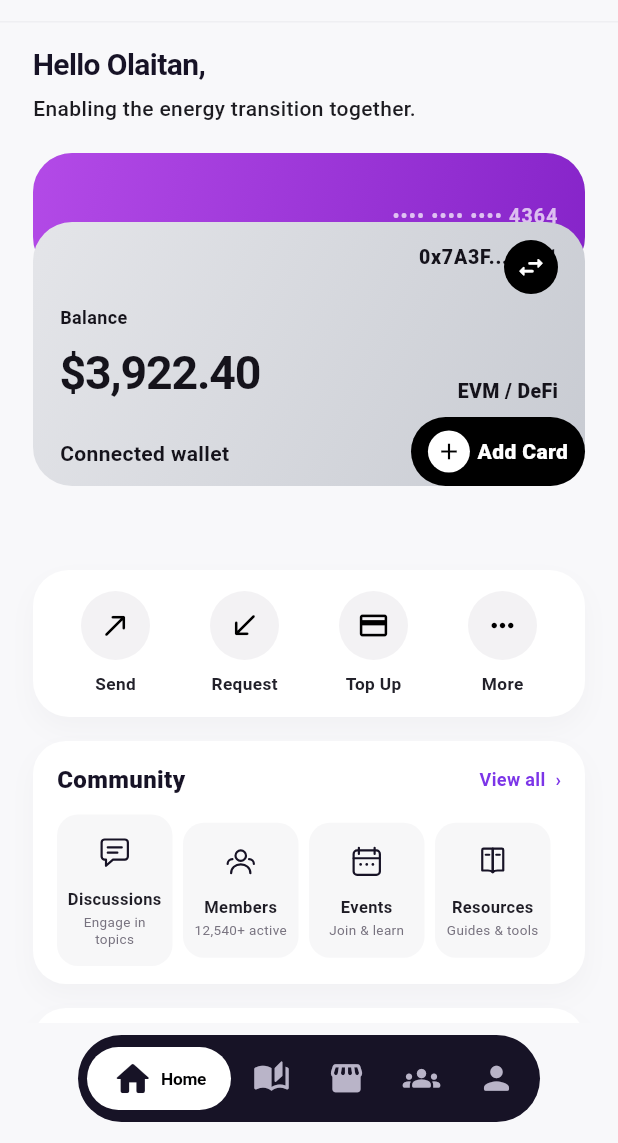
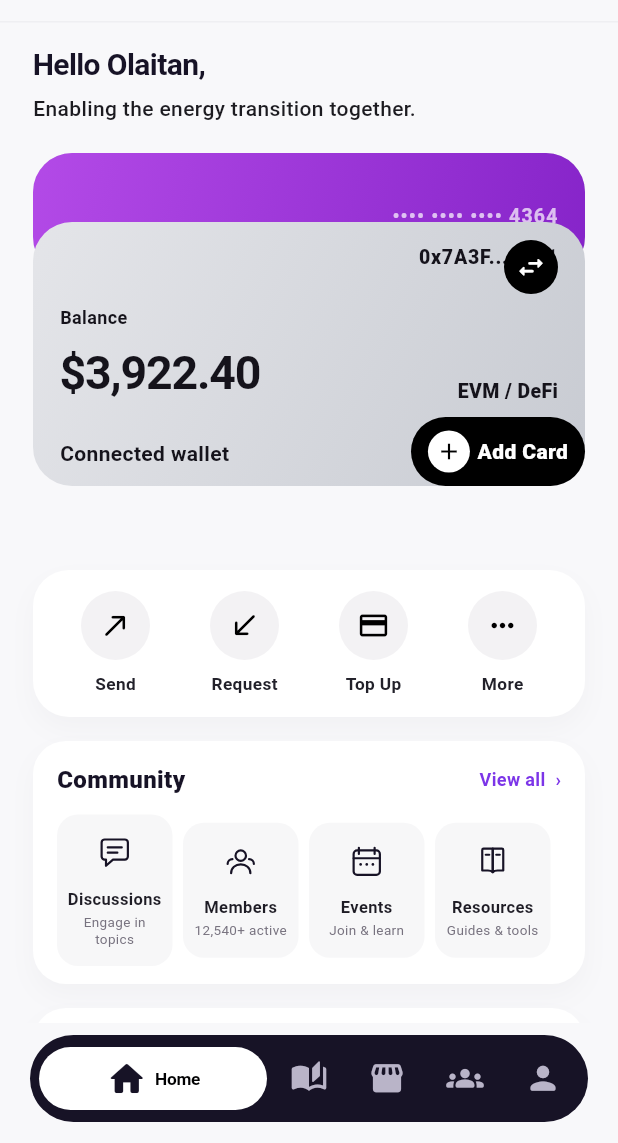
Before and after one commit to polymathhub/TribesCapital-Mobile-application, a Flutter app: the screen it shows after launch, on a phone screen of 412 x 824 dp, the part 93-1236 px from its top. Run offline on Flutter 3.47's test engine with Material 3 defaults, Android fonts, the light colour scheme and no system bars; our stand-ins replace flutter_svg; Roboto replaces fonts that are missing (Arial).

Commit message:
Give navigation labels more room

```diff
--- a/lib/main.dart
+++ b/lib/main.dart
@@ -48,7 +48,7 @@ class _HomeShellState extends State<HomeShell> {
       bottomNavigationBar: SafeArea(
         top: false,
         child: Padding(
-          padding: const EdgeInsets.fromLTRB(52, 8, 52, 14),
+          padding: const EdgeInsets.fromLTRB(20, 8, 20, 14),
           child: BottomPill(
             selected: index,
             onSelected: (value) => setState(() => index = value),
@@ -92,7 +92,7 @@ class BottomPill extends StatelessWidget {
           final isActive = index == selected;
 
           return Expanded(
-            flex: isActive ? 2 : 1,
+            flex: isActive ? 3 : 1,
             child: Semantics(
               button: true,
               selected: isActive,
```
